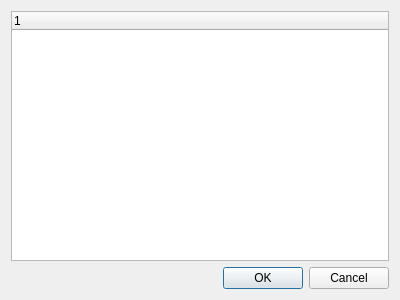
buggins/coolreader, file trunk/src/tocdlg.ui: the form before one commit.
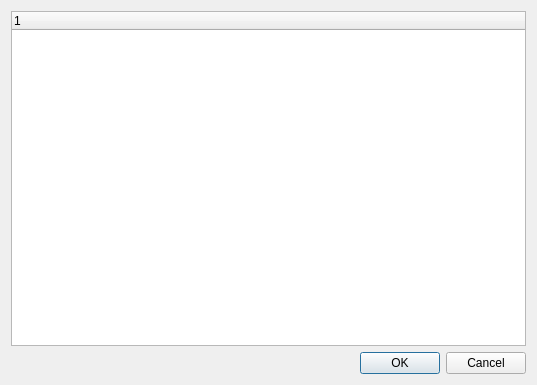
The form after the commit. Icons and pictures are not drawn.

Diff of the .ui file:
```diff
--- a/trunk/src/tocdlg.ui
+++ b/trunk/src/tocdlg.ui
@@ -6,8 +6,8 @@
    <rect>
     <x>0</x>
     <y>0</y>
-    <width>400</width>
-    <height>300</height>
+    <width>537</width>
+    <height>385</height>
    </rect>
   </property>
   <property name="windowTitle">
```
Left out of the diff: 6 changed lines with no effect on the pictures.
